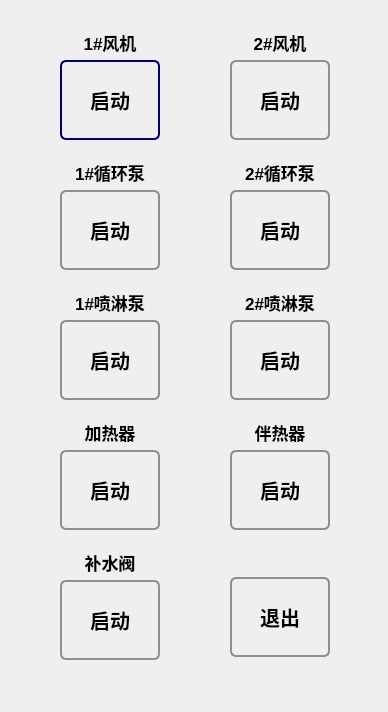
Qt form Deoration/deomanualsettingdialog.ui (hqtecheptech/MagicPill) before a commit.
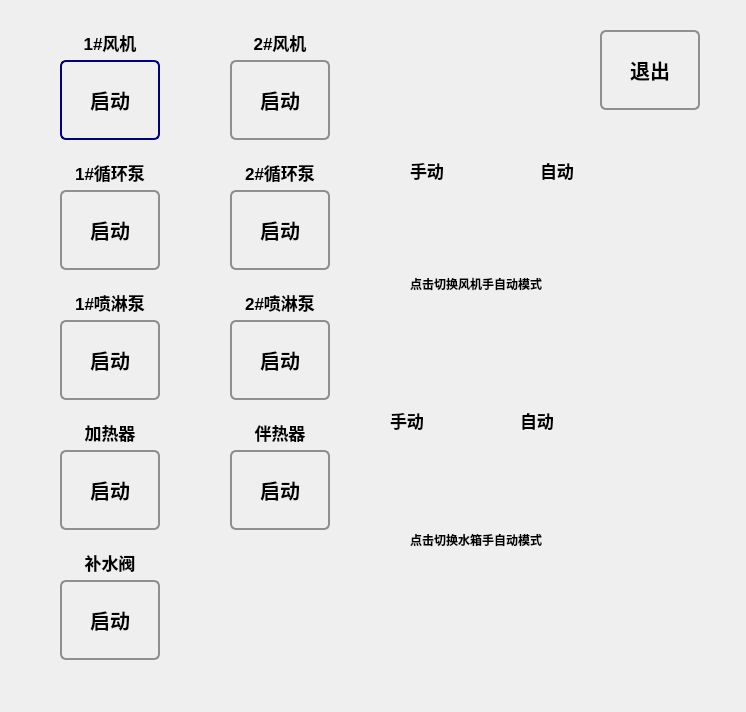
The same form after that commit.

```diff
--- a/Deoration/deomanualsettingdialog.ui
+++ b/Deoration/deomanualsettingdialog.ui
@@ -6,7 +6,7 @@
    <rect>
     <x>0</x>
     <y>0</y>
-    <width>388</width>
+    <width>746</width>
     <height>712</height>
    </rect>
   </property>
@@ -634,8 +634,8 @@
   <widget class="QPushButton" name="startBwValveButton_2">
    <property name="geometry">
     <rect>
-     <x>230</x>
-     <y>577</y>
+     <x>600</x>
+     <y>30</y>
      <width>100</width>
      <height>80</height>
     </rect>
@@ -676,6 +676,180 @@
     <bool>false</bool>
    </property>
   </widget>
+  <widget class="QPushButton" name="switchFanModePushButton">
+   <property name="geometry">
+    <rect>
+     <x>460</x>
+     <y>190</y>
+     <width>64</width>
+     <height>64</height>
+    </rect>
+   </property>
+   <property name="autoFillBackground">
+    <bool>false</bool>
+   </property>
+   <property name="styleSheet">
+    <string notr="true">background: transparent; </string>
+   </property>
+   <property name="text">
+    <string/>
+   </property>
+   <property name="iconSize">
+    <size>
+     <width>64</width>
+     <height>64</height>
+    </size>
+   </property>
+   <property name="flat">
+    <bool>true</bool>
+   </property>
+  </widget>
+  <widget class="QLabel" name="label_22">
+   <property name="geometry">
+    <rect>
+     <x>410</x>
+     <y>274</y>
+     <width>181</width>
+     <height>20</height>
+    </rect>
+   </property>
+   <property name="font">
+    <font>
+     <weight>75</weight>
+     <bold>true</bold>
+    </font>
+   </property>
+   <property name="text">
+    <string>点击切换风机手自动模式</string>
+   </property>
+  </widget>
+  <widget class="QLabel" name="label_17">
+   <property name="geometry">
+    <rect>
+     <x>540</x>
+     <y>150</y>
+     <width>80</width>
+     <height>40</height>
+    </rect>
+   </property>
+   <property name="font">
+    <font>
+     <pointsize>13</pointsize>
+     <weight>75</weight>
+     <bold>true</bold>
+    </font>
+   </property>
+   <property name="text">
+    <string>自动</string>
+   </property>
+  </widget>
+  <widget class="QLabel" name="label_16">
+   <property name="geometry">
+    <rect>
+     <x>410</x>
+     <y>150</y>
+     <width>80</width>
+     <height>40</height>
+    </rect>
+   </property>
+   <property name="font">
+    <font>
+     <pointsize>13</pointsize>
+     <weight>75</weight>
+     <bold>true</bold>
+    </font>
+   </property>
+   <property name="text">
+    <string>手动</string>
+   </property>
+  </widget>
+  <widget class="QLabel" name="label_23">
+   <property name="geometry">
+    <rect>
+     <x>410</x>
+     <y>530</y>
+     <width>191</width>
+     <height>20</height>
+    </rect>
+   </property>
+   <property name="font">
+    <font>
+     <weight>75</weight>
+     <bold>true</bold>
+    </font>
+   </property>
+   <property name="text">
+    <string>点击切换水箱手自动模式</string>
+   </property>
+  </widget>
+  <widget class="QPushButton" name="switchWaterTankModePushButton">
+   <property name="geometry">
+    <rect>
+     <x>440</x>
+     <y>440</y>
+     <width>64</width>
+     <height>64</height>
+    </rect>
+   </property>
+   <property name="autoFillBackground">
+    <bool>false</bool>
+   </property>
+   <property name="styleSheet">
+    <string notr="true">background: transparent; </string>
+   </property>
+   <property name="text">
+    <string/>
+   </property>
+   <property name="iconSize">
+    <size>
+     <width>64</width>
+     <height>64</height>
+    </size>
+   </property>
+   <property name="flat">
+    <bool>true</bool>
+   </property>
+  </widget>
+  <widget class="QLabel" name="label_18">
+   <property name="geometry">
+    <rect>
+     <x>520</x>
+     <y>400</y>
+     <width>80</width>
+     <height>40</height>
+    </rect>
+   </property>
+   <property name="font">
+    <font>
+     <pointsize>13</pointsize>
+     <weight>75</weight>
+     <bold>true</bold>
+    </font>
+   </property>
+   <property name="text">
+    <string>自动</string>
+   </property>
+  </widget>
+  <widget class="QLabel" name="label_19">
+   <property name="geometry">
+    <rect>
+     <x>390</x>
+     <y>400</y>
+     <width>80</width>
+     <height>40</height>
+    </rect>
+   </property>
+   <property name="font">
+    <font>
+     <pointsize>13</pointsize>
+     <weight>75</weight>
+     <bold>true</bold>
+    </font>
+   </property>
+   <property name="text">
+    <string>手动</string>
+   </property>
+  </widget>
  </widget>
  <resources/>
  <connections/>
```
